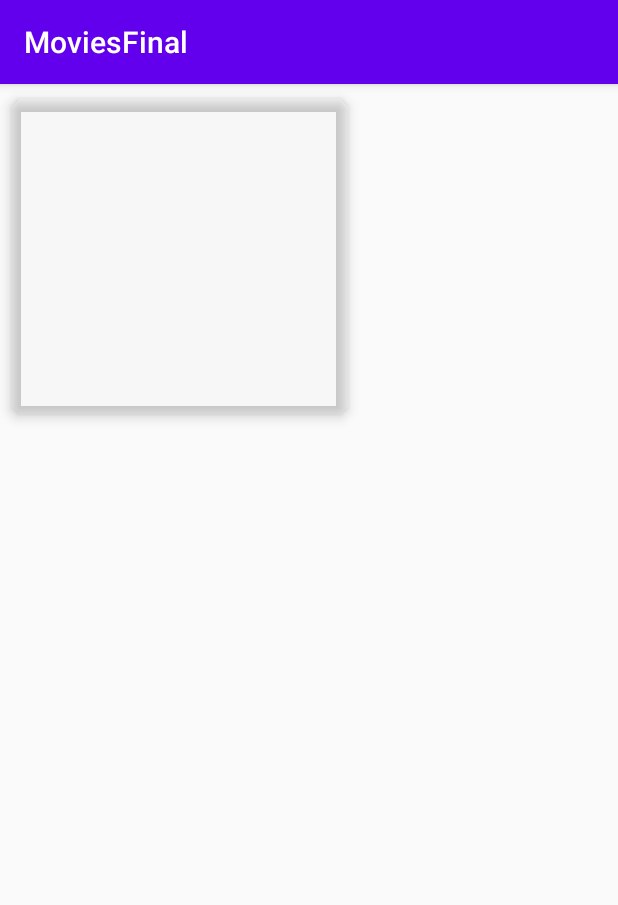
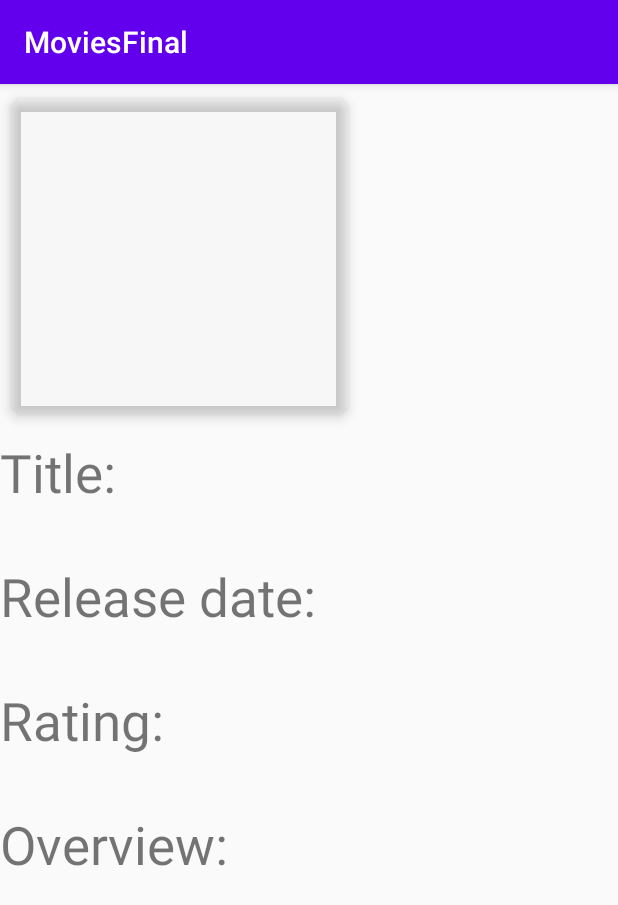
Before and after one commit to Apurva12-crypto/MoviesUdacity, an Android app: the MovieDetailsActivity screen opened directly, with no data from a screen before it, on a phone screen of 412 x 824 dp. Shown: the top 905 px of the screen. Run offline under Robolectric (Android 15) with nearby library versions, the phone set to English and light mode, and no system bars; 6 statements that could not run were skipped.

Commit message:
hi there!! :)

```diff
--- a/app/src/main/java/com/example/moviesfinal/MovieDetailsActivity.java
+++ b/app/src/main/java/com/example/moviesfinal/MovieDetailsActivity.java
@@ -2,34 +2,33 @@ package com.example.moviesfinal;
 
 import androidx.appcompat.app.AppCompatActivity;
 
-import android.content.Context;
 import android.content.Intent;
 import android.os.Bundle;
-import android.widget.Button;
 import android.widget.ImageView;
 import android.widget.TextView;
-import android.widget.ToggleButton;
 
 public class MovieDetailsActivity extends AppCompatActivity {
-
-    //Declare views variables
-    ImageView imageView;
-    TextView  title, poster, release, rate, overview;
-
-    Context context = this;
-
-    //Declare variables
-    static String  movieID;
-
-    //Getter for the movieID variable
-    public static String getMovieID() {
-        return movieID;
-    }
-    //Get the values from the incoming Intent
 
     @Override
     protected void onCreate(Bundle savedInstanceState) {
         super.onCreate(savedInstanceState);
-        setContentView(R.layout.movie_details);
+        setContentView(R.layout.activity_movie_details);
+
+
+        //collect your intent
+        Intent intent = getIntent();
+        Movie mov = intent.getParcelableExtra("movie");
+
+        //collect all the property or details value
+        String title = mov.getTitle();
+        String img  =mov.getPoster();
+        String release =mov.getRelease();
+        String rate =mov.getRate();
+        String overview = mov.getOverview();
+        int id =mov.getId();
+
+
+
+
     }
 }
--- /dev/null
+++ b/app/src/main/res/layout/activity_movie_details.xml
@@ -0,0 +1,66 @@
+<?xml version="1.0" encoding="utf-8"?>
+<RelativeLayout xmlns:android="http://schemas.android.com/apk/res/android"
+    xmlns:app="http://schemas.android.com/apk/res-auto"
+    xmlns:tools="http://schemas.android.com/tools"
+    android:layout_width="match_parent"
+    android:layout_height="match_parent"
+    tools:context=".MovieDetailsActivity">
+
+    <androidx.cardview.widget.CardView
+        android:layout_width="240dp"
+        android:layout_height="230dp"
+        android:id="@+id/card_view"
+        app:cardBackgroundColor="@color/cardview_shadow_end_color"
+        app:cardCornerRadius="8dp"
+        app:cardElevation="5dp"
+        app:cardUseCompatPadding="true"/>
+
+    <ImageView
+        android:layout_width="200dp"
+        android:layout_height="200dp"
+        android:id="@+id/img1"
+        android:paddingLeft="5dp"
+        android:paddingTop="5dp"/>
+    <TextView
+        android:layout_width="wrap_content"
+        android:layout_height="wrap_content"
+        android:id="@+id/Movtitle"
+        android:text="Title: "
+        android:textSize="35sp"
+        android:paddingTop="35dp"
+        android:layout_below="@+id/img1"/>
+
+
+    <TextView
+        android:layout_width="wrap_content"
+        android:layout_height="wrap_content"
+        android:text="Release date: "
+        android:id="@+id/relDate"
+        android:textSize="35sp"
+        android:paddingTop="35dp"
+        android:layout_below="@+id/Movtitle"/>
+
+    <TextView
+        android:layout_width="wrap_content"
+        android:layout_height="wrap_content"
+        android:text="Rating: "
+        android:id="@+id/rating1"
+        android:textSize="35sp"
+        android:paddingTop="35dp"
+        android:layout_below="@+id/relDate"/>
+
+    <TextView
+        android:layout_width="wrap_content"
+        android:layout_height="wrap_content"
+        android:text="Overview: "
+        android:id="@+id/over"
+        android:textSize="35sp"
+        android:paddingTop="35dp"
+        android:layout_below="@+id/rating1"/>
+
+
+
+
+
+
+</RelativeLayout>
```
Also changed, not shown: app/src/main/java/com/example/moviesfinal/MainActivity.java (+7 -21 lines), app/src/main/java/com/example/moviesfinal/Movie.java (+41 -4 lines), app/src/main/java/com/example/moviesfinal/RecyclerViewAdapter.java (+26 -1 lines).
